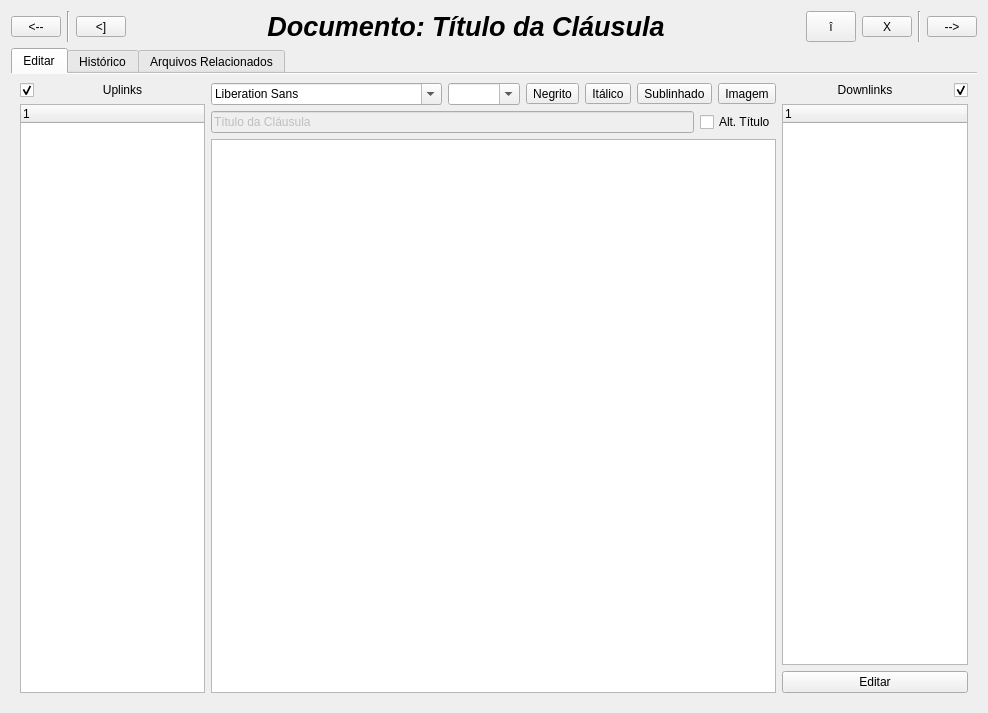
Before: the Qt Designer form views/UI/ClauseView.ui in fbarden/ProjectManager, drawn with Qt 5.
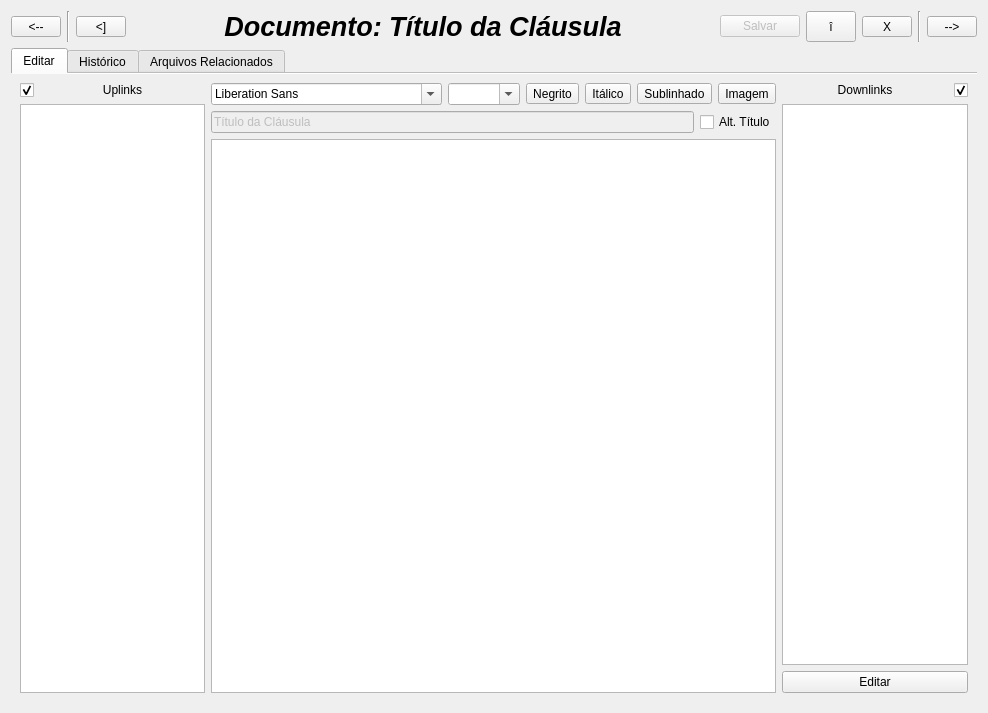
After: the same form once the commit is applied.

Commit message: Implement clause's saving. Also fix HTML insertion to the clause text in Document View.

```diff
--- a/views/UI/ClauseView.ui
+++ b/views/UI/ClauseView.ui
@@ -79,6 +79,22 @@
        </property>
       </widget>
      </item>
+     <item>
+      <widget class="QPushButton" name="saveButton">
+       <property name="enabled">
+        <bool>false</bool>
+       </property>
+       <property name="sizePolicy">
+        <sizepolicy hsizetype="Fixed" vsizetype="Fixed">
+         <horstretch>0</horstretch>
+         <verstretch>0</verstretch>
+        </sizepolicy>
+       </property>
+       <property name="text">
+        <string>Salvar</string>
+       </property>
+      </widget>
+     </item>
      <item>
       <widget class="QToolButton" name="upButton">
        <property name="sizePolicy">
@@ -207,6 +223,9 @@
              <verstretch>0</verstretch>
             </sizepolicy>
            </property>
+           <attribute name="headerVisible">
+            <bool>false</bool>
+           </attribute>
            <column>
             <property name="text">
              <string notr="true">1</string>
@@ -329,6 +348,9 @@
              <verstretch>0</verstretch>
             </sizepolicy>
            </property>
+           <attribute name="headerVisible">
+            <bool>false</bool>
+           </attribute>
            <column>
             <property name="text">
              <string notr="true">1</string>
```
The commit also changes 18 other files.
